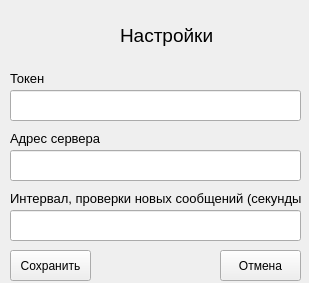
Old version of the form UI/setting.ui in the repository M2V0A02/gitart.
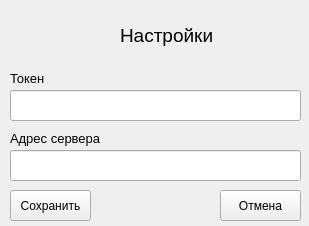
New version of the form. Icons and pictures are not drawn.

Commit message: Убрал поле заполнение задержки

Patch:
```diff
--- a/UI/setting.ui
+++ b/UI/setting.ui
@@ -10,7 +10,7 @@
     <x>0</x>
     <y>0</y>
     <width>309</width>
-    <height>283</height>
+    <height>226</height>
    </rect>
   </property>
   <property name="contextMenuPolicy">
@@ -51,7 +51,7 @@
     <property name="geometry">
      <rect>
       <x>10</x>
-      <y>250</y>
+      <y>190</y>
       <width>81</width>
       <height>31</height>
      </rect>
@@ -96,29 +96,11 @@
      <string>Адрес сервера</string>
     </property>
    </widget>
-   <widget class="QLabel" name="label_3">
-    <property name="geometry">
-     <rect>
-      <x>10</x>
-      <y>190</y>
-      <width>291</width>
-      <height>16</height>
-     </rect>
-    </property>
-    <property name="font">
-     <font>
-      <pointsize>10</pointsize>
-     </font>
-    </property>
-    <property name="text">
-     <string>Интервал, проверки новых сообщений (секунды)</string>
-    </property>
-   </widget>
    <widget class="QPushButton" name="pushButton_2">
     <property name="geometry">
      <rect>
       <x>220</x>
-      <y>250</y>
+      <y>190</y>
       <width>81</width>
       <height>31</height>
      </rect>
@@ -184,16 +166,6 @@
      </rect>
     </property>
    </widget>
-   <widget class="QLineEdit" name="lineEdit_3">
-    <property name="geometry">
-     <rect>
-      <x>10</x>
-      <y>210</y>
-      <width>291</width>
-      <height>31</height>
-     </rect>
-    </property>
-   </widget>
   </widget>
  </widget>
  <resources/>
```
The commit also changes 1 other file.
